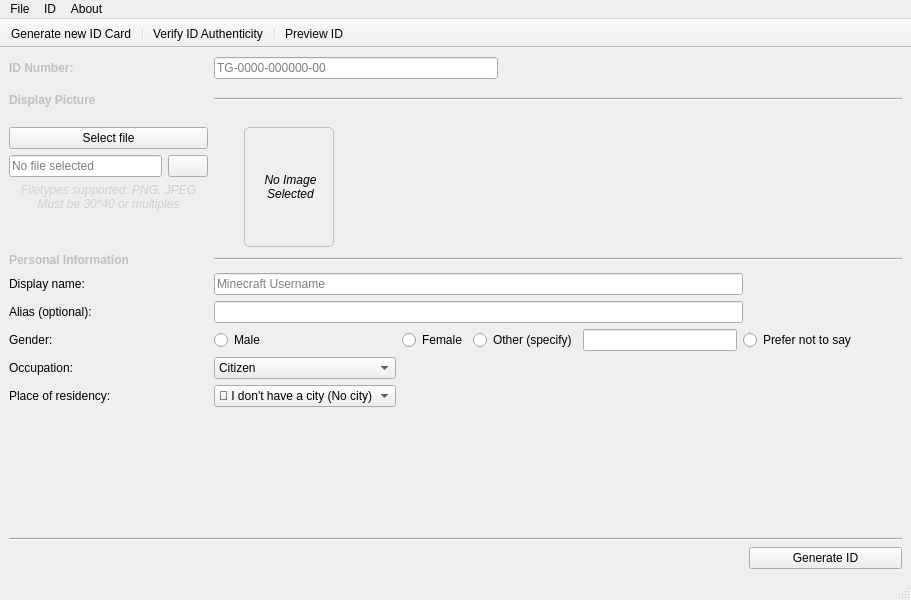
mrdexterssj/taiga-id-card-generator, file assets/ui/main.ui: the form before one commit.
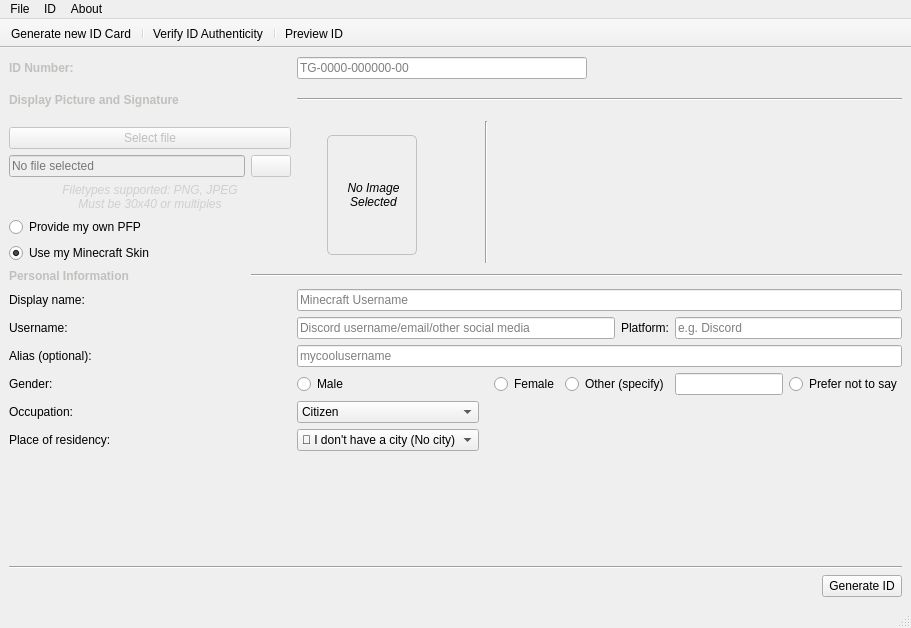
The form after the commit. Icons and pictures are not drawn.

Commit message: feat: add finished GUI and partial card generation logic

Patch:
```diff
--- a/assets/ui/main.ui
+++ b/assets/ui/main.ui
@@ -7,7 +7,7 @@
     <x>0</x>
     <y>0</y>
     <width>911</width>
-    <height>600</height>
+    <height>628</height>
    </rect>
   </property>
   <property name="windowTitle">
@@ -18,75 +18,53 @@
   </property>
   <widget class="QWidget" name="centralwidget">
    <layout class="QGridLayout" name="gridLayout">
-    <item row="8" column="0">
-     <widget class="QLabel" name="label_7">
-      <property name="toolTip">
-       <string>Your Minecraft username</string>
+    <item row="9" column="2" colspan="12">
+     <widget class="QLineEdit" name="displayName">
+      <property name="placeholderText">
+       <string>Minecraft Username</string>
       </property>
+     </widget>
+    </item>
+    <item row="8" column="1" colspan="13">
+     <widget class="Line" name="line_2">
+      <property name="orientation">
+       <enum>Qt::Orientation::Horizontal</enum>
+      </property>
+     </widget>
+    </item>
+    <item row="13" column="0">
+     <widget class="QLabel" name="label_10">
       <property name="text">
-       <string>Display name:</string>
+       <string>Occupation:</string>
       </property>
      </widget>
     </item>
     <item row="12" column="0">
-     <widget class="QLabel" name="label_11">
+     <widget class="QLabel" name="label_9">
       <property name="text">
-       <string>Place of residency:</string>
+       <string>Gender:</string>
       </property>
      </widget>
     </item>
-    <item row="10" column="2">
-     <widget class="QRadioButton" name="maleRadioButton">
-      <property name="text">
-       <string>Male</string>
-      </property>
-     </widget>
-    </item>
-    <item row="0" column="0">
-     <widget class="QLabel" name="label_6">
-      <property name="text">
-       <string>&lt;html&gt;&lt;head/&gt;&lt;body&gt;&lt;p&gt;&lt;span style=&quot; font-weight:700; color:#c0c0bd;&quot;&gt;ID Number:&lt;/span&gt;&lt;/p&gt;&lt;/body&gt;&lt;/html&gt;</string>
-      </property>
-     </widget>
-    </item>
-    <item row="4" column="0">
-     <widget class="QLineEdit" name="fileSelectedIndicator">
-      <property name="placeholderText">
-       <string>No file selected</string>
-      </property>
-      <property name="clearButtonEnabled">
-       <bool>true</bool>
-      </property>
-     </widget>
-    </item>
-    <item row="8" column="10">
-     <spacer name="horizontalSpacer_3">
-      <property name="orientation">
-       <enum>Qt::Orientation::Horizontal</enum>
-      </property>
-      <property name="sizeHint" stdset="0">
-       <size>
-        <width>40</width>
-        <height>20</height>
-       </size>
-      </property>
-     </spacer>
-    </item>
-    <item row="9" column="0">
+    <item row="10" column="0">
      <widget class="QLabel" name="label_8">
       <property name="toolTip">
        <string>It can be anything that identifies you (e.g.: your Discord username)</string>
       </property>
       <property name="text">
-       <string>Alias (optional):</string>
+       <string>Username:</string>
       </property>
      </widget>
     </item>
-    <item row="9" column="2" colspan="8">
-     <widget class="QLineEdit" name="aliasOptional"/>
+    <item row="10" column="7" colspan="2">
+     <widget class="QLabel" name="label_3">
+      <property name="text">
+       <string>&lt;html&gt;&lt;head/&gt;&lt;body&gt;&lt;p align=&quot;right&quot;&gt;Platform:&lt;/p&gt;&lt;/body&gt;&lt;/html&gt;</string>
+      </property>
+     </widget>
     </item>
-    <item row="2" column="3" rowspan="5" colspan="8">
-     <spacer name="horizontalSpacer">
+    <item row="17" column="0" colspan="11">
+     <spacer name="horizontalSpacer_8">
       <property name="orientation">
        <enum>Qt::Orientation::Horizontal</enum>
       </property>
@@ -98,7 +76,67 @@
       </property>
      </spacer>
     </item>
-    <item row="12" column="2">
+    <item row="5" column="0" colspan="2">
+     <widget class="QLabel" name="label_5">
+      <property name="text">
+       <string>&lt;html&gt;&lt;head/&gt;&lt;body&gt;&lt;p align=&quot;center&quot;&gt;&lt;span style=&quot; font-size:9pt; font-style:italic; color:#cfcfcf;&quot;&gt;Filetypes supported: PNG, JPEG&lt;br/&gt;Must be 30x40 or multiples&lt;/span&gt;&lt;/p&gt;&lt;/body&gt;&lt;/html&gt;</string>
+      </property>
+     </widget>
+    </item>
+    <item row="4" column="1">
+     <widget class="QPushButton" name="reloadPreviewImage">
+      <property name="enabled">
+       <bool>false</bool>
+      </property>
+      <property name="text">
+       <string/>
+      </property>
+      <property name="icon">
+       <iconset theme="view-refresh"/>
+      </property>
+     </widget>
+    </item>
+    <item row="10" column="2" colspan="5">
+     <widget class="QLineEdit" name="usernameContact">
+      <property name="placeholderText">
+       <string>Discord username/email/other social media</string>
+      </property>
+     </widget>
+    </item>
+    <item row="7" column="0">
+     <widget class="QRadioButton" name="radioButton_2">
+      <property name="toolTip">
+       <string>Automatically fetches a render of your skin from NameMC and uses that as your PFP</string>
+      </property>
+      <property name="text">
+       <string>Use my Minecraft Skin</string>
+      </property>
+      <property name="checked">
+       <bool>true</bool>
+      </property>
+     </widget>
+    </item>
+    <item row="14" column="4" colspan="10">
+     <spacer name="horizontalSpacer_7">
+      <property name="orientation">
+       <enum>Qt::Orientation::Horizontal</enum>
+      </property>
+      <property name="sizeHint" stdset="0">
+       <size>
+        <width>40</width>
+        <height>20</height>
+       </size>
+      </property>
+     </spacer>
+    </item>
+    <item row="2" column="3" rowspan="6">
+     <widget class="Line" name="line_4">
+      <property name="orientation">
+       <enum>Qt::Orientation::Vertical</enum>
+      </property>
+     </widget>
+    </item>
+    <item row="14" column="2">
      <widget class="QComboBox" name="residencyCombobox">
       <item>
        <property name="text">
@@ -177,22 +215,106 @@
       </item>
      </widget>
     </item>
-    <item row="7" column="0">
+    <item row="9" column="0">
+     <widget class="QLabel" name="label_7">
+      <property name="toolTip">
+       <string>Your Minecraft username</string>
+      </property>
+      <property name="text">
+       <string>Display name:</string>
+      </property>
+     </widget>
+    </item>
+    <item row="0" column="2" colspan="4">
+     <widget class="QLineEdit" name="idNumber">
+      <property name="placeholderText">
+       <string>TG-0000-000000-00</string>
+      </property>
+     </widget>
+    </item>
+    <item row="15" column="0" colspan="14">
+     <spacer name="verticalSpacer">
+      <property name="orientation">
+       <enum>Qt::Orientation::Vertical</enum>
+      </property>
+      <property name="sizeHint" stdset="0">
+       <size>
+        <width>20</width>
+        <height>40</height>
+       </size>
+      </property>
+     </spacer>
+    </item>
+    <item row="12" column="2">
+     <widget class="QRadioButton" name="maleRadioButton">
+      <property name="text">
+       <string>Male</string>
+      </property>
+     </widget>
+    </item>
+    <item row="4" column="0">
+     <widget class="QLineEdit" name="fileSelectedIndicator">
+      <property name="enabled">
+       <bool>false</bool>
+      </property>
+      <property name="placeholderText">
+       <string>No file selected</string>
+      </property>
+      <property name="clearButtonEnabled">
+       <bool>true</bool>
+      </property>
+     </widget>
+    </item>
+    <item row="6" column="0">
+     <widget class="QRadioButton" name="radioButton">
+      <property name="text">
+       <string>Provide my own PFP</string>
+      </property>
+     </widget>
+    </item>
+    <item row="12" column="12" colspan="2">
+     <widget class="QRadioButton" name="preferNotSayRadioButton">
+      <property name="text">
+       <string>Prefer not to say</string>
+      </property>
+     </widget>
+    </item>
+    <item row="0" column="6" colspan="8">
+     <spacer name="horizontalSpacer_2">
+      <property name="orientation">
+       <enum>Qt::Orientation::Horizontal</enum>
+      </property>
+      <property name="sizeHint" stdset="0">
+       <size>
+        <width>40</width>
+        <height>20</height>
+       </size>
+      </property>
+     </spacer>
+    </item>
+    <item row="16" column="0" colspan="14">
+     <widget class="Line" name="line_3">
+      <property name="orientation">
+       <enum>Qt::Orientation::Horizontal</enum>
+      </property>
+     </widget>
+    </item>
+    <item row="8" column="0">
      <widget class="QLabel" name="label">
       <property name="text">
        <string>&lt;html&gt;&lt;head/&gt;&lt;body&gt;&lt;p&gt;&lt;span style=&quot; font-weight:700; color:#c0c0bd;&quot;&gt;Personal Information&lt;/span&gt;&lt;/p&gt;&lt;/body&gt;&lt;/html&gt;</string>
       </property>
      </widget>
     </item>
-    <item row="10" column="3">
-     <widget class="QRadioButton" name="femaleRadioButton">
+    <item row="12" column="5" colspan="4">
+     <widget class="QRadioButton" name="otherGenderRadioButton">
       <property name="text">
-       <string>Female</string>
+       <string>Other (specify)</string>
       </property>
      </widget>
     </item>
-    <item row="9" column="10">
-     <spacer name="horizontalSpacer_4">
+    <item row="2" column="4" rowspan="6" colspan="10">
+     <spacer name="horizontalSpacer">
       <property name="orientation">
        <enum>Qt::Orientation::Horizontal</enum>
       </property>
@@ -204,20 +326,14 @@
       </property>
      </spacer>
     </item>
-    <item row="11" column="3" colspan="8">
-     <spacer name="horizontalSpacer_6">
+    <item row="1" column="2" colspan="12">
+     <widget class="Line" name="line">
       <property name="orientation">
        <enum>Qt::Orientation::Horizontal</enum>
       </property>
-      <property name="sizeHint" stdset="0">
-       <size>
-        <width>40</width>
-        <height>20</height>
-       </size>
-      </property>
-     </spacer>
+     </widget>
     </item>
-    <item row="3" column="2" rowspan="4">
+    <item row="3" column="2" rowspan="5">
      <widget class="QLabel" name="displayPictureDisplay">
       <property name="minimumSize">
        <size>
@@ -255,20 +371,37 @@
       </property>
      </widget>
     </item>
-    <item row="15" column="0" colspan="10">
-     <spacer name="horizontalSpacer_8">
-      <property name="orientation">
-       <enum>Qt::Orientation::Horizontal</enum>
+    <item row="17" column="13">
+     <widget class="QPushButton" name="generateButton">
+      <property name="statusTip">
+       <string>Generate ID</string>
       </property>
-      <property name="sizeHint" stdset="0">
-       <size>
-        <width>40</width>
-        <height>20</height>
-       </size>
+      <property name="text">
+       <string>Generate ID</string>
       </property>
-     </spacer>
+      <property name="icon">
+       <iconset theme="checkbox"/>
+      </property>
+     </widget>
     </item>
-    <item row="11" column="2">
+    <item row="14" column="0">
+     <widget class="QLabel" name="label_11">
+      <property name="text">
+       <string>Place of residency:</string>
+      </property>
+     </widget>
+    </item>
+    <item row="12" column="9" colspan="3">
+     <widget class="QLineEdit" name="genderOther"/>
+    </item>
+    <item row="12" column="4">
+     <widget class="QRadioButton" name="femaleRadioButton">
+      <property name="text">
+       <string>Female</string>
+      </property>
+     </widget>
+    </item>
+    <item row="13" column="2">
      <widget class="QComboBox" name="occupationCombobox">
       <item>
        <property name="text">
@@ -292,155 +425,18 @@
       </item>
      </widget>
     </item>
-    <item row="10" column="0">
-     <widget class="QLabel" name="label_9">
+    <item row="0" column="0">
+     <widget class="QLabel" name="label_6">
       <property name="text">
-       <string>Gender:</string>
-      </property>
-     </widget>
-    </item>
-    <item row="13" column="0" colspan="11">
-     <spacer name="verticalSpacer">
-      <property name="orientation">
-       <enum>Qt::Orientation::Vertical</enum>
-      </property>
-      <property name="sizeHint" stdset="0">
-       <size>
-        <width>20</width>
-        <height>40</height>
-       </size>
-      </property>
-     </spacer>
-    </item>
-    <item row="1" column="2" colspan="9">
-     <widget class="Line" name="line">
-      <property name="orientation">
-       <enum>Qt::Orientation::Horizontal</enum>
-      </property>
-     </widget>
-    </item>
-    <item row="0" column="5" colspan="6">
-     <spacer name="horizontalSpacer_2">
-      <property name="orientation">
-       <enum>Qt::Orientation::Horizontal</enum>
-      </property>
-      <property name="sizeHint" stdset="0">
-       <size>
-        <width>40</width>
-        <height>20</height>
-       </size>
-      </property>
-     </spacer>
-    </item>
-    <item row="12" column="3" colspan="8">
-     <spacer name="horizontalSpacer_7">
-      <property name="orientation">
-       <enum>Qt::Orientation::Horizontal</enum>
-      </property>
-      <property name="sizeHint" stdset="0">
-       <size>
-        <width>40</width>
-        <height>20</height>
-       </size>
-      </property>
-     </spacer>
-    </item>
-    <item row="11" column="0">
-     <widget class="QLabel" name="label_10">
-      <property name="text">
-       <string>Occupation:</string>
-      </property>
-     </widget>
-    </item>
-    <item row="10" column="8">
-     <widget class="QLineEdit" name="genderOther"/>
-    </item>
-    <item row="14" column="0" colspan="11">
-     <widget class="Line" name="line_3">
-      <property name="orientation">
-       <enum>Qt::Orientation::Horizontal</enum>
-      </property>
-     </widget>
-    </item>
-    <item row="0" column="2" colspan="3">
-     <widget class="QLineEdit" name="idNumber">
-      <property name="placeholderText">
-       <string>TG-0000-000000-00</string>
-      </property>
-     </widget>
-    </item>
-    <item row="10" column="4" colspan="4">
-     <widget class="QRadioButton" name="otherGenderRadioButton">
-      <property name="text">
-       <string>Other (specify)</string>
-      </property>
-     </widget>
-    </item>
-    <item row="8" column="2" colspan="8">
-     <widget class="QLineEdit" name="displayName">
-      <property name="placeholderText">
-       <string>Minecraft Username</string>
-      </property>
-     </widget>
-    </item>
-    <item row="15" column="10">
-     <widget class="QPushButton" name="generateButton">
-      <property name="statusTip">
-       <string>Generate ID</string>
-      </property>
-      <property name="text">
-       <string>Generate ID</string>
-      </property>
-      <property name="icon">
-       <iconset theme="checkbox"/>
-      </property>
-     </widget>
-    </item>
-    <item row="1" column="0">
-     <widget class="QLabel" name="label_2">
-      <property name="minimumSize">
-       <size>
-        <width>0</width>
-        <height>30</height>
-       </size>
-      </property>
-      <property name="maximumSize">
-       <size>
-        <width>200</width>
-        <height>16777215</height>
-       </size>
-      </property>
-      <property name="text">
-       <string>&lt;html&gt;&lt;head/&gt;&lt;body&gt;&lt;p&gt;&lt;span style=&quot; font-weight:700; color:#c0c0bd;&quot;&gt;Display Picture&lt;/span&gt;&lt;/p&gt;&lt;/body&gt;&lt;/html&gt;</string>
-      </property>
-     </widget>
-    </item>
-    <item row="7" column="2" colspan="9">
-     <widget class="Line" name="line_2">
-      <property name="orientation">
-       <enum>Qt::Orientation::Horizontal</enum>
-      </property>
-     </widget>
-    </item>
-    <item row="4" column="1">
-     <widget class="QPushButton" name="reloadPreviewImage">
-      <property name="text">
-       <string/>
-      </property>
-      <property name="icon">
-       <iconset theme="view-refresh"/>
-      </property>
-     </widget>
-    </item>
-    <item row="5" column="0" colspan="2">
-     <widget class="QLabel" name="label_5">
-      <property name="text">
-       <string>&lt;html&gt;&lt;head/&gt;&lt;body&gt;&lt;p align=&quot;center&quot;&gt;&lt;span style=&quot; font-size:9pt; font-style:italic; color:#cfcfcf;&quot;&gt;Filetypes supported: PNG, JPEG&lt;br/&gt;Must be 30*40 or multiples&lt;/span&gt;&lt;/p&gt;&lt;/body&gt;&lt;/html&gt;</string>
+       <string>&lt;html&gt;&lt;head/&gt;&lt;body&gt;&lt;p&gt;&lt;span style=&quot; font-weight:700; color:#c0c0bd;&quot;&gt;ID Number:&lt;/span&gt;&lt;/p&gt;&lt;/body&gt;&lt;/html&gt;</string>
       </property>
      </widget>
     </item>
     <item row="3" column="0" colspan="2">
      <widget class="QPushButton" name="selectFileButton">
+      <property name="enabled">
+       <bool>false</bool>
+      </property>
       <property name="minimumSize">
        <size>
         <width>140</width>
@@ -461,10 +457,56 @@
       </property>
      </widget>
     </item>
-    <item row="10" column="9" colspan="2">
-     <widget class="QRadioButton" name="preferNotSayRadioButton">
+    <item row="1" column="0" colspan="2">
+     <widget class="QLabel" name="label_2">
+      <property name="minimumSize">
+       <size>
+        <width>0</width>
+        <height>30</height>
+       </size>
+      </property>
+      <property name="maximumSize">
+       <size>
+        <width>200</width>
+        <height>16777215</height>
+       </size>
+      </property>
       <property name="text">
-       <string>Prefer not to say</string>
+       <string>&lt;html&gt;&lt;head/&gt;&lt;body&gt;&lt;p&gt;&lt;span style=&quot; font-weight:700; color:#c0c0bd;&quot;&gt;Display Picture and Signature&lt;/span&gt;&lt;/p&gt;&lt;/body&gt;&lt;/html&gt;</string>
+      </property>
+     </widget>
+    </item>
+    <item row="13" column="4" colspan="10">
+     <spacer name="horizontalSpacer_6">
+      <property name="orientation">
+       <enum>Qt::Orientation::Horizontal</enum>
+      </property>
+      <property name="sizeHint" stdset="0">
+       <size>
+        <width>40</width>
+        <height>20</height>
+       </size>
+      </property>
+     </spacer>
+    </item>
+    <item row="11" column="0">
+     <widget class="QLabel" name="label_4">
+      <property name="text">
+       <string>Alias (optional):</string>
+      </property>
+     </widget>
+    </item>
+    <item row="11" column="2" colspan="12">
+     <widget class="QLineEdit" name="aliasOptional">
+      <property name="placeholderText">
+       <string>mycoolusername</string>
+      </property>
+     </widget>
+    </item>
+    <item row="10" column="9" colspan="5">
+     <widget class="QLineEdit" name="platformContact">
+      <property name="placeholderText">
+       <string>e.g. Discord</string>
       </property>
      </widget>
     </item>
```
The commit also changes 7 other files.
